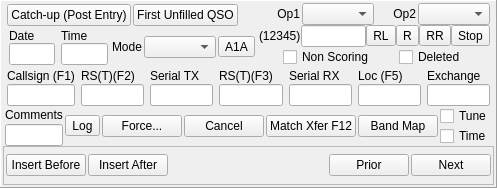
zsteva/backup-minos2, file mqt/MqtLogger/qsologframe.ui: the form before one commit.
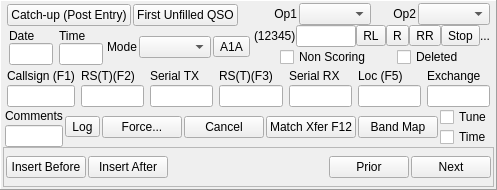
The form after the commit.

Commit message: Get test rotator working

```diff
--- a/mqt/MqtLogger/qsologframe.ui
+++ b/mqt/MqtLogger/qsologframe.ui
@@ -7,7 +7,7 @@
     <x>0</x>
     <y>0</y>
     <width>486</width>
-    <height>188</height>
+    <height>190</height>
    </rect>
   </property>
   <property name="windowTitle">
@@ -368,6 +368,13 @@
            </property>
           </spacer>
          </item>
+         <item>
+          <widget class="QLabel" name="rotatorState">
+           <property name="text">
+            <string>...</string>
+           </property>
+          </widget>
+         </item>
         </layout>
        </item>
        <item>
```
The commit also changes 16 other files.
